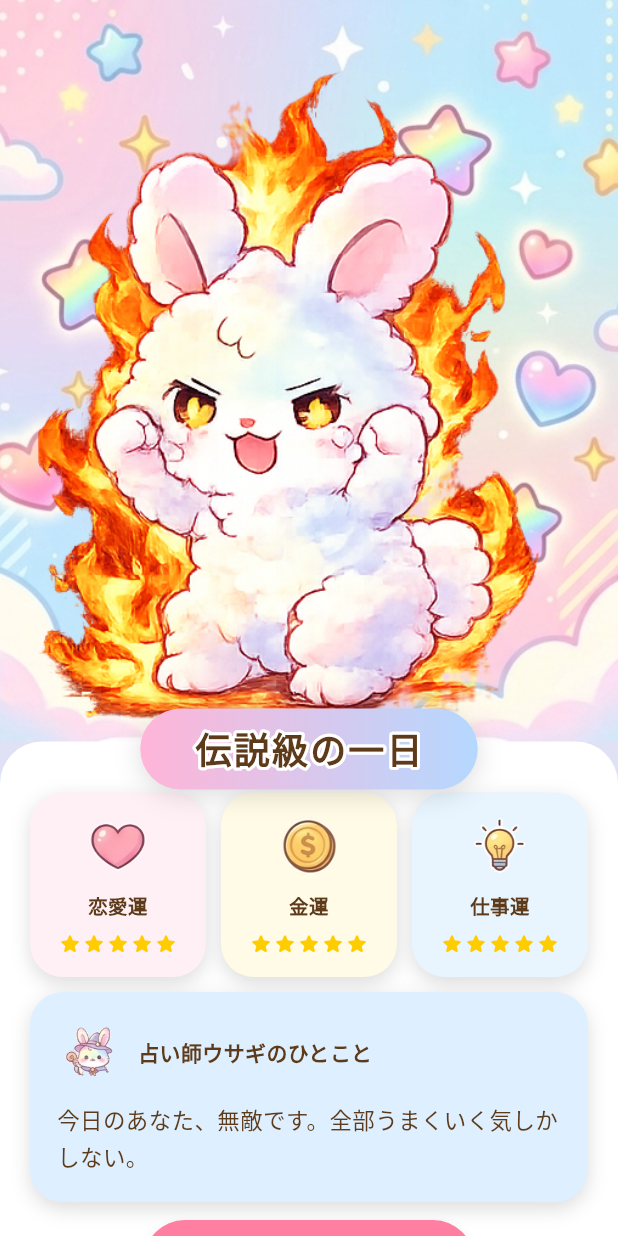
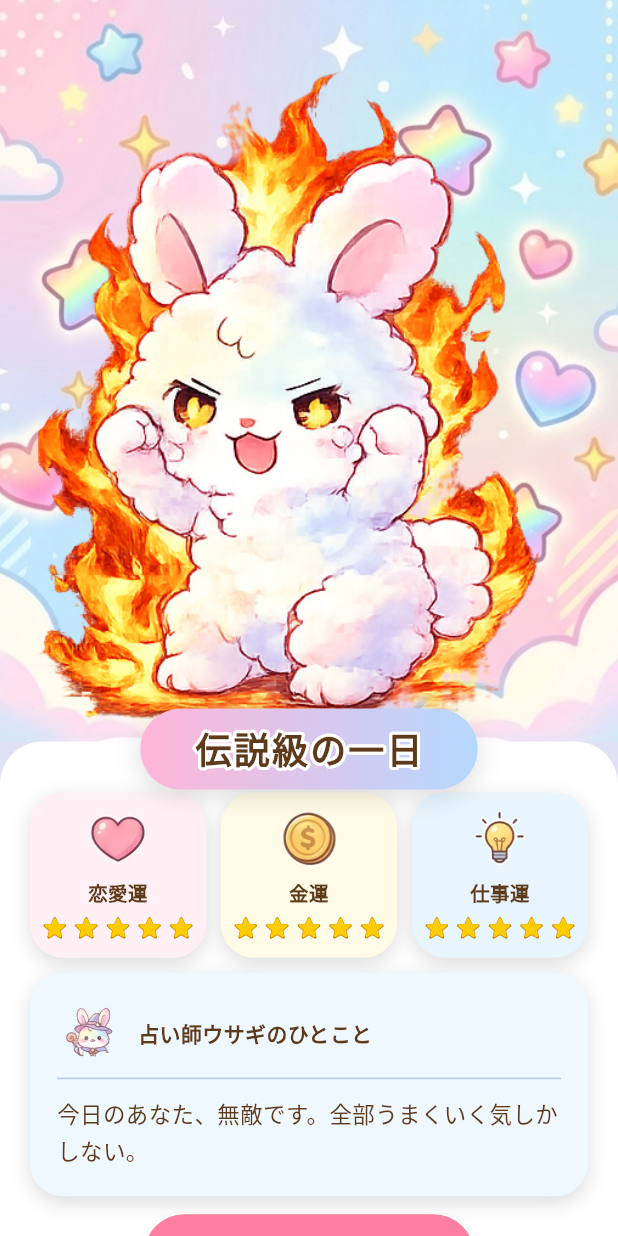
Before and after one commit to mino-works/simple-mirror, a Flutter app: the screen it shows after launch, after a tap on "占い完了！", on a phone screen of 412 x 824 dp. Run offline on Flutter 3.47's test engine with Material 3 defaults, Android fonts, the phone set to English and light mode, and no system bars; our stand-ins replace camera, flutter_riverpod, permission_handler, shared_preferences; Roboto replaces fonts that are missing (Hiragino Sans).

Commit message:
Improve camera handling and fortune result UI polish
- Fix camera permission request using permission_handler (PERMISSION_CAMERA=1 in Podfile)
- Disable audio capture to avoid microphone permission request
- Fix camera preview aspect ratio distortion using FittedBox/cover
- Upgrade camera resolution to veryHigh
- Add star outline (amber border) for better visibility
- Increase star size 1.5x with FittedBox overflow protection
- Reduce fortune card vertical padding and inner spacing
- Add divider between comment card header and body
- Lighten comment card background color

Co-Authored-By: Claude Sonnet 4.6 <noreply@anthropic.com>

```diff
--- a/lib/screens/fortune_result_screen.dart
+++ b/lib/screens/fortune_result_screen.dart
@@ -17,10 +17,11 @@ abstract class _C {
   static const Color loveCard = Color(0xFFFFF0F5);
   static const Color moneyCard = Color(0xFFFFFBE6);
   static const Color workCard = Color(0xFFE8F5FF);
-  static const Color commentCard = Color(0xFFDEF0FF);
+  static const Color commentCard = Color(0xFFF0F8FF);  // より薄い水色
   static const Color brownText = Color(0xFF5D3A1A);
   static const Color starFilled = Color(0xFFFFCC00);
-  static const Color starEmpty = Color(0xFFDDDDDD);
+  static const Color starOutline = Color(0xFFB87800);  // 星の縁取り（濃い琥珀）
+  static const Color starEmpty = Color(0xFFAAAAAA);    // より濃いグレー
   static const Color shadow = Color(0x22000000);
   static const Color closeBg = Color(0xFFFF7FA3);
   static const Color closeShadow = Color(0x66FF6E99);
@@ -274,8 +275,8 @@ class _FortuneCard extends StatelessWidget {
   Widget build(BuildContext context) {
     final iconSize = narrow ? 36.0 : 44.0;
     final labelSize = narrow ? 11.0 : 13.0;
-    final starSize = narrow ? 14.0 : 16.0;
-    final vPad = narrow ? 10.0 : 14.0;
+    final starSize = narrow ? 21.0 : 24.0;
+    final vPad = narrow ? 6.0 : 9.0;
 
     return Container(
       padding: EdgeInsets.symmetric(horizontal: 6, vertical: vPad),
@@ -301,7 +302,7 @@ class _FortuneCard extends StatelessWidget {
               color: Colors.grey.shade400,
             ),
           ),
-          const SizedBox(height: 8),
+          const SizedBox(height: 4),
           // ラベル
           Text(
             label,
@@ -314,18 +315,26 @@ class _FortuneCard extends StatelessWidget {
             maxLines: 1,
             overflow: TextOverflow.ellipsis,
           ),
-          const SizedBox(height: 8),
+          const SizedBox(height: 4),
           // 星評価（必ず1行）
-          Row(
-            mainAxisAlignment: MainAxisAlignment.center,
-            mainAxisSize: MainAxisSize.min,
-            children: List.generate(5, (i) {
-              return Icon(
-                i < stars ? Icons.star_rounded : Icons.star_outline_rounded,
-                color: i < stars ? _C.starFilled : _C.starEmpty,
-                size: starSize,
-              );
-            }),
+          FittedBox(
+            fit: BoxFit.scaleDown,
+            child: Row(
+              mainAxisAlignment: MainAxisAlignment.center,
+              mainAxisSize: MainAxisSize.min,
+              children: List.generate(5, (i) {
+                if (i < stars) {
+                  return Stack(
+                    alignment: Alignment.center,
+                    children: [
+                      Icon(Icons.star_rounded, color: _C.starOutline, size: starSize + 3),
+                      Icon(Icons.star_rounded, color: _C.starFilled, size: starSize),
+                    ],
+                  );
+                }
+                return Icon(Icons.star_outline_rounded, color: _C.starEmpty, size: starSize);
+              }),
+            ),
           ),
         ],
       ),
@@ -384,6 +393,12 @@ class _CommentCard extends StatelessWidget {
               ),
             ],
           ),
+          const SizedBox(height: 8),
+          Divider(
+            color: const Color(0xFFB0C8E0),
+            thickness: 1,
+            height: 1,
+          ),
           const SizedBox(height: 10),
           // 本文
           Text(
--- a/lib/screens/mirror_screen.dart
+++ b/lib/screens/mirror_screen.dart
@@ -42,9 +42,8 @@ class _MirrorScreenState extends ConsumerState<MirrorScreen>
   }
 
   Future<void> _initializeCamera() async {
-    // 権限を先に取得してからカメラを初期化する（権限付与直後のクラッシュ防止）
-    final status = await Permission.camera.request();
-    if (status != PermissionStatus.granted) {
+    final status = await _requestCameraPermission();
+    if (!status) {
       if (mounted) {
         setState(() {});
         _startFortuneFlow();
@@ -59,7 +58,7 @@ class _MirrorScreenState extends ConsumerState<MirrorScreen>
           (c) => c.lensDirection == CameraLensDirection.front,
           orElse: () => cameras.first,
         );
-        _controller = CameraController(front, ResolutionPreset.high);
+        _controller = CameraController(front, ResolutionPreset.veryHigh, enableAudio: false);
         await _controller!.initialize();
         try {
           _minExposure = await _controller!.getMinExposureOffset();
@@ -72,6 +71,45 @@ class _MirrorScreenState extends ConsumerState<MirrorScreen>
       setState(() {});
       _startFortuneFlow();
     }
+  }
+
+  // カメラ権限を確認・リクエストする。true = 許可済み
+  Future<bool> _requestCameraPermission() async {
+    var status = await Permission.camera.status;
+
+    // 未確認の場合はリクエストダイアログを表示
+    if (status.isDenied) {
+      status = await Permission.camera.request();
+    }
+
+    if (status.isGranted) return true;
+
+    // 永久に拒否された場合は設定画面へ誘導
+    if (status.isPermanentlyDenied && mounted) {
+      await showDialog(
+        context: context,
+        barrierDismissible: false,
+        builder: (_) => AlertDialog(
+          title: const Text('カメラの許可が必要です'),
+          content: const Text('鏡として使うにはカメラの許可が必要です。設定から許可してください。'),
+          actions: [
+            TextButton(
+              onPressed: () => Navigator.pop(context),
+              child: const Text('キャンセル'),
+            ),
+            TextButton(
+              onPressed: () async {
+                Navigator.pop(context);
+                await openAppSettings();
+              },
+              child: const Text('設定を開く'),
+            ),
+          ],
+        ),
+      );
+    }
+
+    return false;
   }
 
   Future<void> _startFortuneFlow() async {
@@ -151,13 +189,23 @@ class _MirrorScreenState extends ConsumerState<MirrorScreen>
         ),
       );
     }
-    final preview = CameraPreview(_controller!);
-    // ミラーモード: 前カメラはデフォルトで反転済み → そのまま
-    // 他人から見た自分: さらに反転して元に戻す
+    // previewSize はランドスケープ基準なので、ポートレートでは height/width を入れ替える
+    final previewSize = _controller!.value.previewSize!;
+    Widget camera = SizedBox.expand(
+      child: FittedBox(
+        fit: BoxFit.cover,
+        child: SizedBox(
+          width: previewSize.height,
+          height: previewSize.width,
+          child: CameraPreview(_controller!),
+        ),
+      ),
+    );
+    // 他人から見た自分: さらに反転
     if (!_isMirrorMode) {
-      return Transform.scale(scaleX: -1, child: preview);
+      return Transform.scale(scaleX: -1, child: camera);
     }
-    return preview;
+    return camera;
   }
 
   Widget _buildCharacterArea() {
--- a/pubspec.yaml
+++ b/pubspec.yaml
@@ -16,7 +16,7 @@ publish_to: "none" # Remove this line if you wish to publish to pub.dev
 # https://developer.apple.com/library/archive/documentation/General/Reference/InfoPlistKeyReference/Articles/CoreFoundationKeys.html
 # In Windows, build-name is used as the major, minor, and patch parts
 # of the product and file versions while build-number is used as the build suffix.
-version: 1.0.0+2
+version: 1.1.0+5
 
 environment:
   sdk: ^3.11.1
```
Also changed, not shown: 2 other files.
